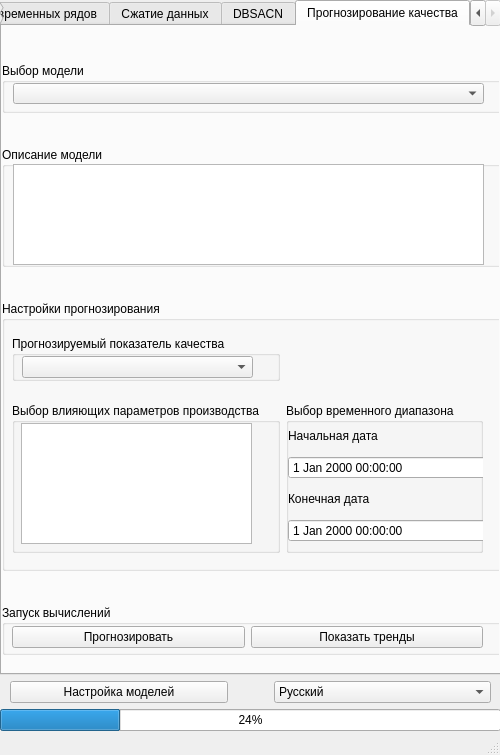
Above: Sources/Main.ui from ArbiterOfJudgement/DM before the change. Below: the same form after it.
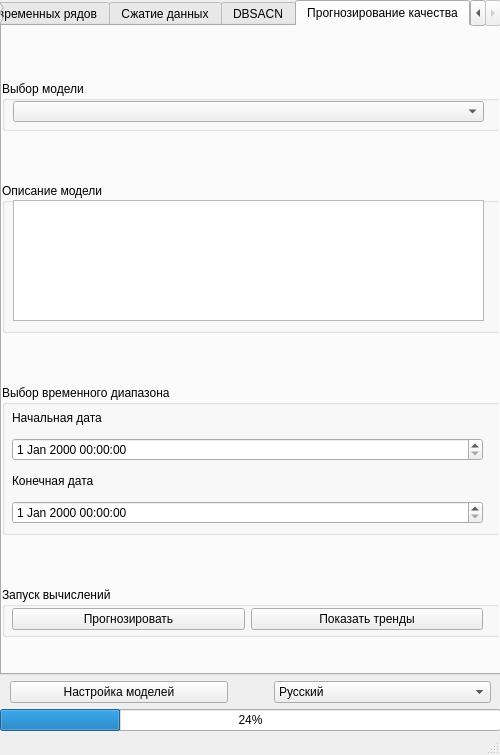
That is the form after the change.

Commit message: fix: update interfaces for RNN

```diff
--- a/Sources/Main.ui
+++ b/Sources/Main.ui
@@ -318,7 +318,7 @@
             <property name="maximumSize">
              <size>
               <width>16777215</width>
-              <height>120</height>
+              <height>150</height>
              </size>
             </property>
             <property name="title">
@@ -330,7 +330,7 @@
                <x>11</x>
                <y>17</y>
                <width>471</width>
-               <height>101</height>
+               <height>121</height>
               </rect>
              </property>
              <property name="cursor" stdset="0">
@@ -340,73 +340,6 @@
            </widget>
           </item>
           <item>
-           <widget class="QGroupBox" name="SettingsGroupBoxRNN">
-            <property name="maximumSize">
-             <size>
-              <width>16777215</width>
-              <height>270</height>
-             </size>
-            </property>
-            <property name="title">
-             <string>Настройки прогнозирования</string>
-            </property>
-            <widget class="QWidget" name="gridLayoutWidget_8">
-             <property name="geometry">
-              <rect>
-               <x>10</x>
-               <y>19</y>
-               <width>471</width>
-               <height>251</height>
-              </rect>
-             </property>
-             <layout class="QGridLayout" name="gridLayout_8">
-              <item row="1" column="0">
-               <widget class="QGroupBox" name="RelevantFeaturesGroupBoxRNN">
-                <property name="title">
-                 <string>Выбор влияющих параметров производства</string>
-                </property>
-                <widget class="QListWidget" name="RelevantFeaturesRNN">
-                 <property name="geometry">
-                  <rect>
-                   <x>9</x>
-                   <y>20</y>
-                   <width>231</width>
-                   <height>121</height>
-                  </rect>
-                 </property>
-                 <property name="cursor" stdset="0">
-                  <cursorShape>IBeamCursor</cursorShape>
-                 </property>
-                </widget>
-               </widget>
-              </item>
-              <item row="0" column="0">
-               <widget class="QGroupBox" name="QualityIndicatorGroupBoxRNN">
-                <property name="maximumSize">
-                 <size>
-                  <width>16777215</width>
-                  <height>45</height>
-                 </size>
-                </property>
-                <property name="title">
-                 <string>Прогнозируемый показатель качества</string>
-                </property>
-                <widget class="QComboBox" name="QualitIndicatorComboBoxRNN">
-                 <property name="geometry">
-                  <rect>
-                   <x>10</x>
-                   <y>20</y>
-                   <width>231</width>
-                   <height>22</height>
-                  </rect>
-                 </property>
-                 <property name="cursor">
-                  <cursorShape>PointingHandCursor</cursorShape>
-                 </property>
-                </widget>
-               </widget>
-              </item>
-              <item row="1" column="1">
                <widget class="QGroupBox" name="TimeDiapazonRNN">
                 <property name="maximumSize">
                  <size>
@@ -420,9 +353,9 @@
                 <widget class="QWidget" name="gridLayoutWidget_6">
                  <property name="geometry">
                   <rect>
-                   <x>2</x>
+               <x>10</x>
                    <y>18</y>
-                   <width>211</width>
+               <width>471</width>
                    <height>121</height>
                   </rect>
                  </property>
@@ -453,10 +386,6 @@
                     <property name="text">
                      <string>Начальная дата</string>
                     </property>
-                   </widget>
-                  </item>
-                 </layout>
-                </widget>
                </widget>
               </item>
              </layout>
```
Lines whose indentation alone changed are shown as unchanged. The commit also changes 3 other files.
